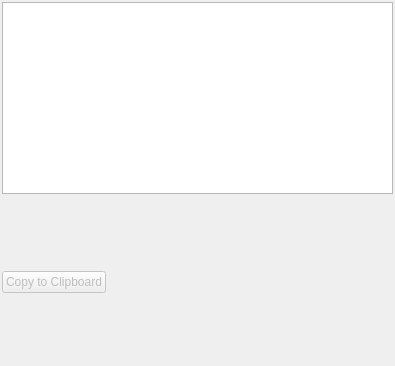
The window that Modules/ImageStatisticsUI/Qmitk/QmitkImageStatisticsWidget.ui (MITK/MITK) describes before a commit, drawn with Qt 5.
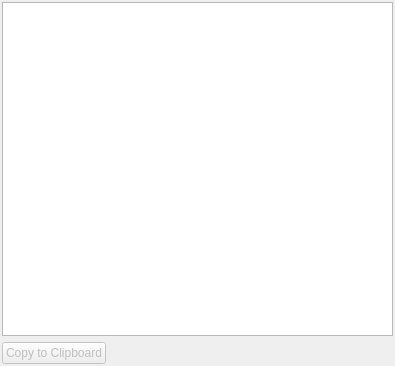
The same window after the commit.

```diff
--- a/Modules/ImageStatisticsUI/Qmitk/QmitkImageStatisticsWidget.ui
+++ b/Modules/ImageStatisticsUI/Qmitk/QmitkImageStatisticsWidget.ui
@@ -33,29 +33,7 @@
     <number>2</number>
    </property>
    <item>
-    <widget class="QTableView" name="tableViewStatistics">
-     <property name="sizePolicy">
-      <sizepolicy hsizetype="Minimum" vsizetype="Minimum">
-       <horstretch>0</horstretch>
-       <verstretch>0</verstretch>
-      </sizepolicy>
-     </property>
-     <property name="minimumSize">
-      <size>
-       <width>0</width>
-       <height>150</height>
-      </size>
-     </property>
-     <property name="editTriggers">
-      <set>QAbstractItemView::NoEditTriggers</set>
-     </property>
-     <property name="alternatingRowColors">
-      <bool>true</bool>
-     </property>
-     <property name="cornerButtonEnabled">
-      <bool>false</bool>
-     </property>
-    </widget>
+    <widget class="QTreeView" name="treeViewStatistics"/>
    </item>
    <item>
     <widget class="QWidget" name="widgetClipboard" native="true">
```
